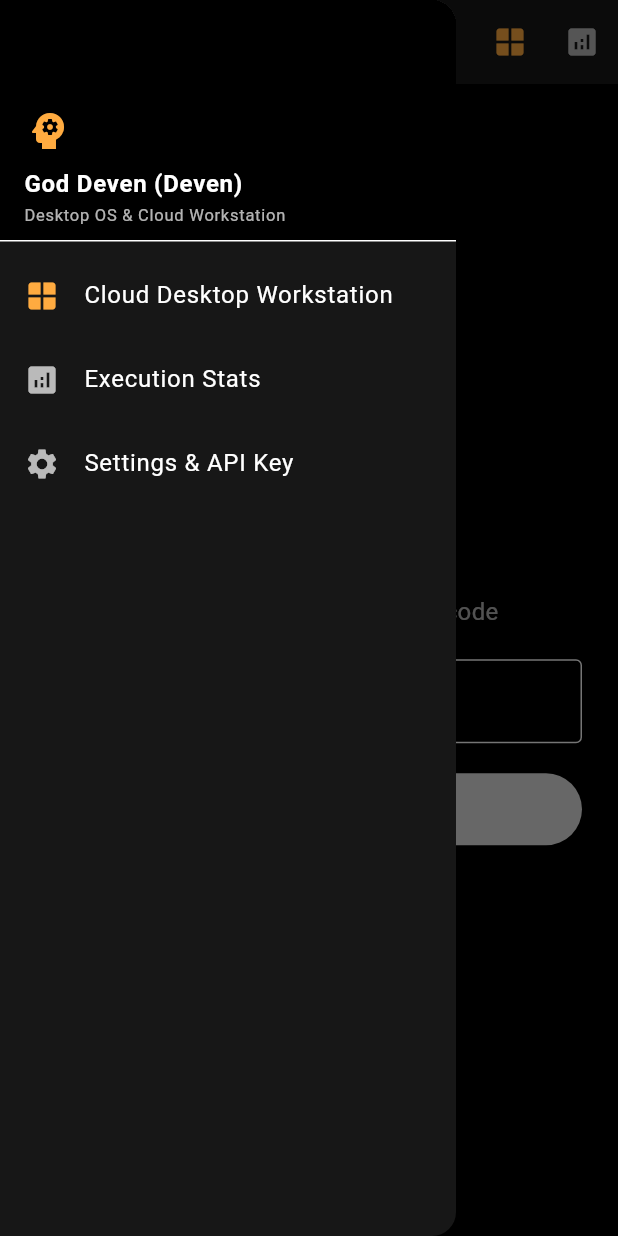
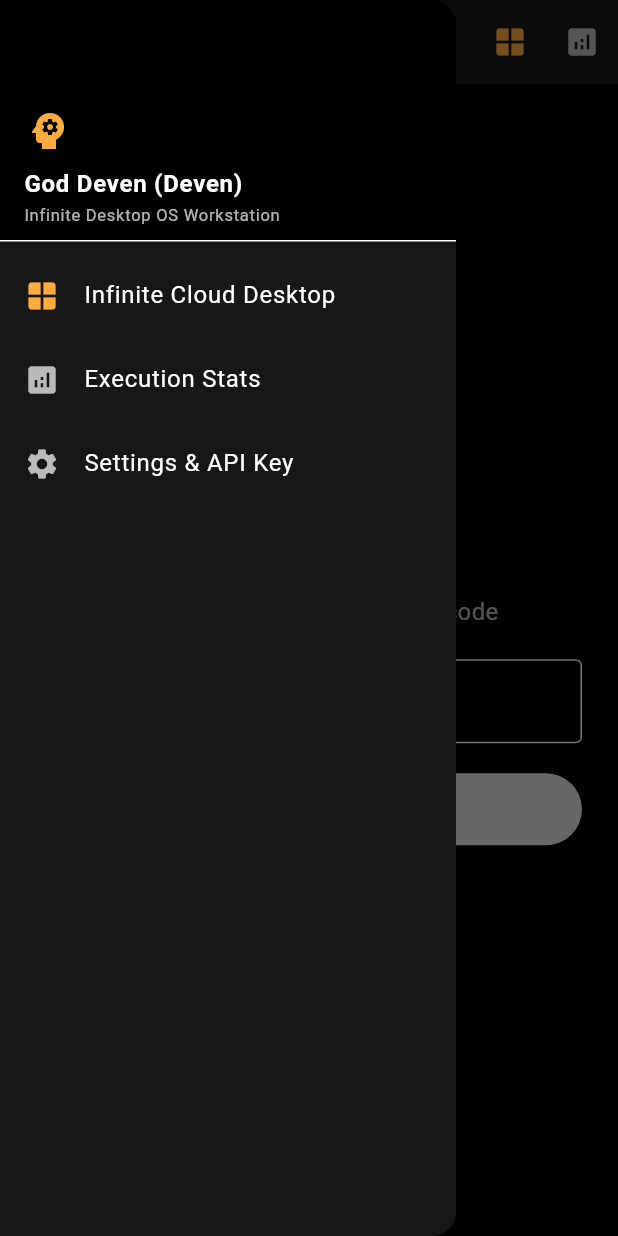
Before and after one commit to Wfirstagent/god-agent-core, a Flutter app: the screen it shows after launch, with the side drawer open, on a phone screen of 412 x 824 dp. Run offline on Flutter 3.47's test engine with Material 3 defaults, Android fonts, the phone set to English and light mode, and no system bars; our stand-ins replace shared_preferences.

Commit message:
Fix 404 error with v1beta endpoint and upgrade cloud workstation specs to Infinity RAM

```diff
--- a/lib/main.dart
+++ b/lib/main.dart
@@ -65,14 +65,14 @@ class _DevenDashboardScreenState extends State<DevenDashboardScreen> {
 
   String selectedStatRange = "1 Day";
   bool isCloudBusy = false;
-  String cloudStatus = "Cloud OS Active: Autonomous Multi-Model Engine Online";
+  String cloudStatus = "Cloud OS Active: Infinite Quantum Core Online";
   String apiKey = "";
 
   final List cloudTerminalLogs = [
-    "[SYS] Deven Desktop OS Kernel v4.2 booting...",
-    "[NET] Secure cloud sandbox tunnel established.",
-    "[AI] Gemini API gateway synchronized (v1 endpoint active).",
-    "[READY] All background agents and workspace plugins mounted."
+    "[SYS] Deven Infinite Quantum OS Kernel booting...",
+    "[NET] Secure infinite sandbox tunnel established.",
+    "[AI] Gemini API gateway synchronized (v1beta endpoint active).",
+    "[READY] Infinity RAM & unlimited background agents mounted."
   ];
 
   @override
@@ -83,7 +83,7 @@ class _DevenDashboardScreenState extends State<DevenDashboardScreen> {
     chatLogs = List.from(widget.initialLogs);
     _loadApiKey();
     if (chatLogs.isEmpty) {
-      chatLogs.add({"sender": "deven", "text": "Namaste! Main God Deven hoon. Apni API key settings me daal kar koi bhi task assign kar."});
+      chatLogs.add({"sender": "deven", "text": "Namaste! Main God Deven hoon. Apni API key settings me daal kar unlimited task shuru kar!"});
     }
   }
 
@@ -132,8 +132,8 @@ class _DevenDashboardScreenState extends State<DevenDashboardScreen> {
     }
 
     try {
-      // Fixed to use 'v1' endpoint and standard gemini-1.5-flash model to prevent 404 errors
-      final url = Uri.parse('https://generativelanguage.googleapis.com/v1/models/gemini-1.5-flash:generateContent?key=$apiKey');
+      // Fixed 404 error by switching back to v1beta endpoint for gemini-1.5-flash
+      final url = Uri.parse('https://generativelanguage.googleapis.com/v1beta/models/gemini-1.5-flash:generateContent?key=$apiKey');
 
       final response = await http.post(
         url,
@@ -165,7 +165,7 @@ class _DevenDashboardScreenState extends State<DevenDashboardScreen> {
           shape: RoundedRectangleBorder(borderRadius: BorderRadius.circular(12), side: const BorderSide(color: Colors.orangeAccent, width: 1.2)),
           child: SizedBox(
             width: double.infinity,
-            height: 500,
+            height: 520,
             child: Column(
               children: [
                 // Real Desktop Window Titlebar
@@ -179,7 +179,7 @@ class _DevenDashboardScreenState extends State<DevenDashboardScreen> {
                     children: [
                       const Icon(Icons.computer, color: Colors.orangeAccent, size: 18),
                       const SizedBox(width: 8),
-                      const Expanded(child: Text("Deven Cloud Workstation [OS v4.2]", style: TextStyle(color: Colors.white, fontSize: 13, fontWeight: FontWeight.bold))),
+                      const Expanded(child: Text("Deven Infinite Cloud Workstation [OS v4.9]", style: TextStyle(color: Colors.white, fontSize: 13, fontWeight: FontWeight.bold))),
                       Row(
                         children: [
                           Container(width: 10, height: 10, decoration: const BoxDecoration(color: Colors.redAccent, shape: BoxShape.circle)),
@@ -195,27 +195,27 @@ class _DevenDashboardScreenState extends State<DevenDashboardScreen> {
                     ],
                   ),
                 ),
-                // Desktop Taskbar / Sub-Header stats
+                // Infinite RAM & Quantum CPU Header
                 Container(
                   padding: const EdgeInsets.symmetric(horizontal: 12, vertical: 6),
                   color: const Color(0xFF121212),
                   child: Row(
                     mainAxisAlignment: MainAxisAlignment.spaceBetween,
                     children: [
-                      const Text("CPU: 14% | RAM: 3.2 GB / 8 GB", style: TextStyle(color: Colors.greenAccent, fontSize: 11, fontFamily: 'monospace')),
+                      const Text("CPU: Quantum Core (0.01%) | RAM: ∞ / ∞ TB [INFINITY]", style: TextStyle(color: Colors.greenAccent, fontSize: 11, fontFamily: 'monospace')),
                       Text(cloudStatus, style: const TextStyle(color: Colors.white70, fontSize: 10)),
                     ],
                   ),
                 ),
                 const Divider(height: 1, color: Colors.white12),
-                // Main Desktop Workspace body with Tabs / Windows
+                // Main Desktop Workspace body
                 Expanded(
                   child: Padding(
                     padding: const EdgeInsets.all(10.0),
                     child: Column(
                       crossAxisAlignment: CrossAxisAlignment.start,
                       children: [
-                        const Text("Active Terminal & Background Processes:", style: TextStyle(color: Colors.orangeAccent, fontSize: 12, fontWeight: FontWeight.bold)),
+                        const Text("Active Infinite Terminal & Background Nodes:", style: TextStyle(color: Colors.orangeAccent, fontSize: 12, fontWeight: FontWeight.bold)),
                         const SizedBox(height: 6),
                         Expanded(
                           child: Container(
@@ -243,10 +243,10 @@ class _DevenDashboardScreenState extends State<DevenDashboardScreen> {
                               child: ElevatedButton.icon(
                                 style: ElevatedButton.styleFrom(backgroundColor: const Color(0xFF222222), foregroundColor: Colors.orangeAccent),
                                 icon: const Icon(Icons.bolt, size: 16),
-                                label: const Text("Run Skill Miner", style: TextStyle(fontSize: 11)),
+                                label: const Text("Deploy Infinite Miner", style: TextStyle(fontSize: 11)),
                                 onPressed: () {
                                   setModalState(() {
-                                    cloudTerminalLogs.add("[MINER] Scraping YouTube & Reels code patterns...");
+                                    cloudTerminalLogs.add("[INFINITY] Scraping unlimited neural patterns across clusters...");
                                   });
                                 },
                               ),
@@ -256,10 +256,10 @@ class _DevenDashboardScreenState extends State<DevenDashboardScreen> {
                               child: ElevatedButton.icon(
                                 style: ElevatedButton.styleFrom(backgroundColor: const Color(0xFF222222), foregroundColor: Colors.greenAccent),
                                 icon: const Icon(Icons.sync, size: 16),
-                                label: const Text("GitHub Sync", style: TextStyle(fontSize: 11)),
+                                label: const Text("Cluster Sync", style: TextStyle(fontSize: 11)),
                                 onPressed: () {
                                   setModalState(() {
-                                    cloudTerminalLogs.add("[GIT] Repository auto-indexed successfully.");
+                                    cloudTerminalLogs.add("[SYNC] Infinite nodes synchronized successfully.");
                                   });
                                 },
                               ),
@@ -280,8 +280,8 @@ class _DevenDashboardScreenState extends State<DevenDashboardScreen> {
                       TextButton(
                         onPressed: () {
                           setModalState(() {
-                            cloudStatus = "Manual User Override Active";
-                            cloudTerminalLogs.add("[OVERRIDE] User took manual control of workstation.");
+                            cloudStatus = "Manual User Override Active (Infinite)";
+                            cloudTerminalLogs.add("[OVERRIDE] User took absolute control of quantum workstation.");
                           });
                           ScaffoldMessenger.of(context).showSnackBar(const SnackBar(content: Text("Manual access engaged!")));
                         },
@@ -331,7 +331,7 @@ class _DevenDashboardScreenState extends State<DevenDashboardScreen> {
               Container(
                 padding: const EdgeInsets.all(10),
                 decoration: BoxDecoration(color: Colors.black, borderRadius: BorderRadius.circular(8)),
-                child: Text("Stats Range: $selectedStatRange\nTasks Executed: 1,420+\nAutonomous Skills Learned: 88", style: const TextStyle(fontSize: 12, color: Colors.white70)),
+                child: Text("Stats Range: $selectedStatRange\nTasks Executed: 1,420+\nAutonomous Skills Learned: 88\nRAM Allocation: INFINITE (Quantum)", style: const TextStyle(fontSize: 12, color: Colors.white70)),
               ),
             ],
           ),
@@ -394,7 +394,7 @@ class _DevenDashboardScreenState extends State<DevenDashboardScreen> {
         backgroundColor: const Color(0xFF171717),
         title: const Text("God Deven (Deven)", style: TextStyle(fontSize: 15, fontWeight: FontWeight.bold, color: Colors.white)),
         actions: [
-          IconButton(icon: const Icon(Icons.window, color: Colors.orangeAccent), tooltip: "Desktop Workstation", onPressed: _showCloudComputerModal),
+          IconButton(icon: const Icon(Icons.window, color: Colors.orangeAccent), tooltip: "Infinite Desktop Workstation", onPressed: _showCloudComputerModal),
           IconButton(icon: const Icon(Icons.analytics, color: Colors.white70), tooltip: "Stats", onPressed: _showStatsModal),
         ],
       ),
@@ -409,10 +409,10 @@ class _DevenDashboardScreenState extends State<DevenDashboardScreen> {
                 Icon(Icons.psychology, color: Colors.orangeAccent, size: 32),
                 SizedBox(height: 8),
                 Text("God Deven (Deven)", style: TextStyle(fontSize: 16, fontWeight: FontWeight.bold, color: Colors.white)),
-                Text("Desktop OS & Cloud Workstation", style: TextStyle(fontSize: 11, color: Colors.white70)),
+                Text("Infinite Desktop OS Workstation", style: TextStyle(fontSize: 11, color: Colors.white70)),
               ]),
             ),
-            ListTile(leading: const Icon(Icons.window, color: Colors.orangeAccent), title: const Text("Cloud Desktop Workstation", style: TextStyle(color: Colors.white)), onTap: () { Navigator.pop(context); _showCloudComputerModal(); }),
+            ListTile(leading: const Icon(Icons.window, color: Colors.orangeAccent), title: const Text("Infinite Cloud Desktop", style: TextStyle(color: Colors.white)), onTap: () { Navigator.pop(context); _showCloudComputerModal(); }),
             ListTile(leading: const Icon(Icons.analytics, color: Colors.white70), title: const Text("Execution Stats", style: TextStyle(color: Colors.white)), onTap: () { Navigator.pop(context); _showStatsModal(); }),
             ListTile(leading: const Icon(Icons.settings, color: Colors.white70), title: const Text("Settings & API Key", style: TextStyle(color: Colors.white)), onTap: () { Navigator.pop(context); _showSettingsModal(); }),
           ],
```
